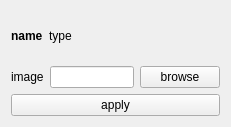
This is ui/LoadImage.ui in Hboni/francis as Qt 5 draws it before an edit. The edited form follows.
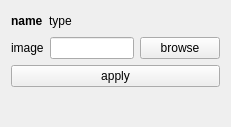
This is the edited form.

The edit to the form file:
```diff
--- a/ui/LoadImage.ui
+++ b/ui/LoadImage.ui
@@ -89,6 +89,19 @@
      <item>
       <layout class="QHBoxLayout" name="visu"/>
      </item>
+     <item>
+      <spacer name="verticalSpacer">
+       <property name="orientation">
+        <enum>Qt::Vertical</enum>
+       </property>
+       <property name="sizeHint" stdset="0">
+        <size>
+         <width>20</width>
+         <height>40</height>
+        </size>
+       </property>
+      </spacer>
+     </item>
     </layout>
    </item>
   </layout>
```
